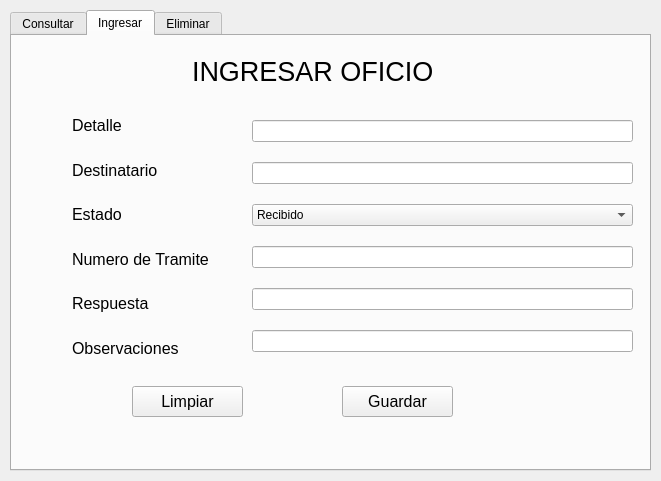
jjjohncedeno/P.AJA, file Ventanas/oficio.ui: the form before one commit.
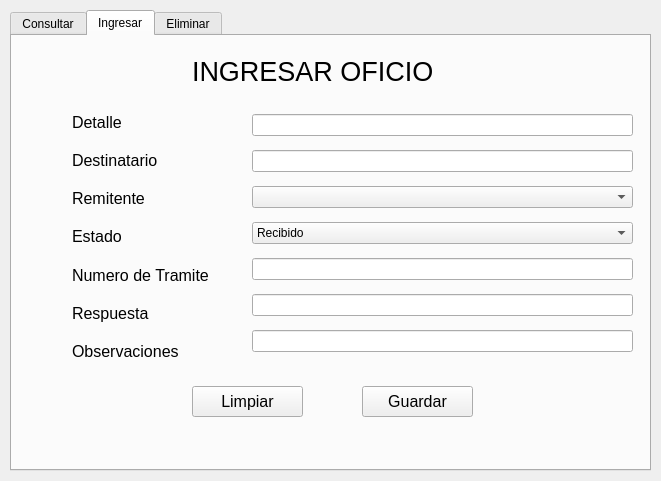
The form after the commit.

What changed in the file:
```diff
--- a/Ventanas/oficio.ui
+++ b/Ventanas/oficio.ui
@@ -175,7 +175,7 @@
     <widget class="QPushButton" name="btnGuardar">
      <property name="geometry">
       <rect>
-       <x>330</x>
+       <x>350</x>
        <y>350</y>
        <width>111</width>
        <height>31</height>
@@ -193,7 +193,7 @@
     <widget class="QPushButton" name="btnLimpiar">
      <property name="geometry">
       <rect>
-       <x>120</x>
+       <x>180</x>
        <y>350</y>
        <width>111</width>
        <height>31</height>
@@ -248,6 +248,21 @@
         </property>
        </widget>
       </item>
+      <item>
+       <widget class="QLabel" name="label_17">
+        <property name="font">
+         <font>
+          <pointsize>12</pointsize>
+         </font>
+        </property>
+        <property name="text">
+         <string>Remitente</string>
+        </property>
+        <property name="alignment">
+         <set>Qt::AlignLeading|Qt::AlignLeft|Qt::AlignVCenter</set>
+        </property>
+       </widget>
+      </item>
       <item>
        <widget class="QLabel" name="label_19">
         <property name="font">
@@ -335,6 +350,9 @@
       <item>
        <widget class="QLineEdit" name="txtDestinatario"/>
       </item>
+      <item>
+       <widget class="QComboBox" name="cmbResponsable"/>
+      </item>
       <item>
        <widget class="QComboBox" name="cmbEstado">
         <item>
```
